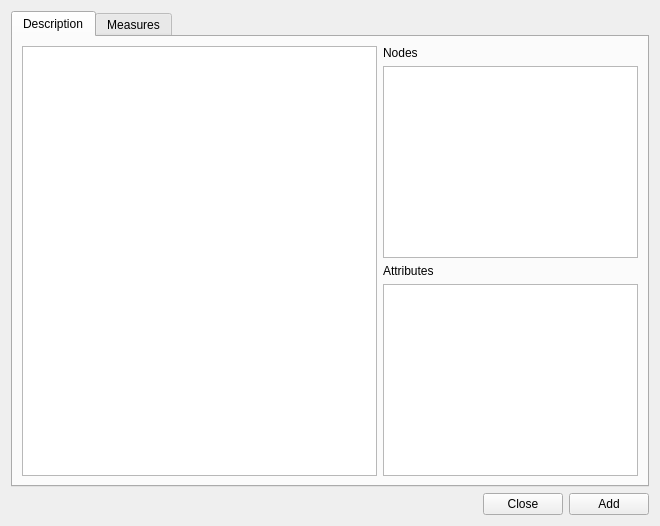
Old version of the form src/Tsunami/AddMeasureForm.ui in the repository maluginp/Tsunami.
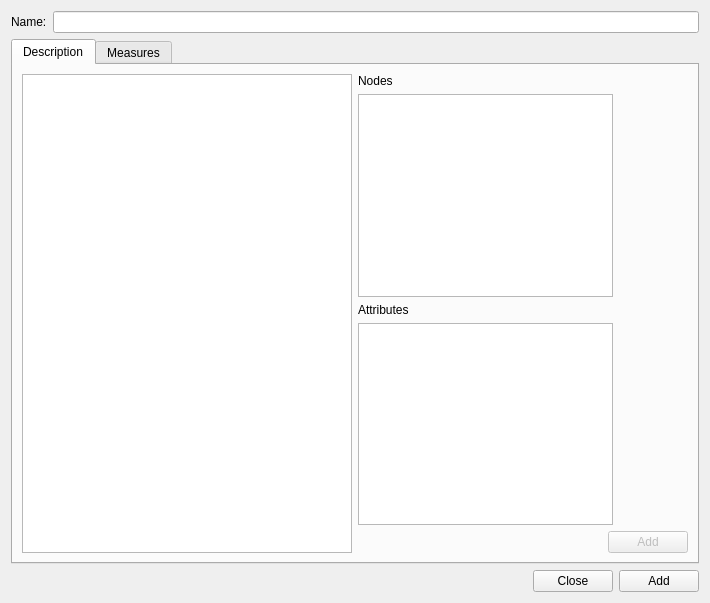
New version of the form.

What changed in the file:
```diff
--- a/src/Tsunami/AddMeasureForm.ui
+++ b/src/Tsunami/AddMeasureForm.ui
@@ -6,8 +6,8 @@
    <rect>
     <x>0</x>
     <y>0</y>
-    <width>660</width>
-    <height>526</height>
+    <width>710</width>
+    <height>603</height>
    </rect>
   </property>
   <property name="windowTitle">
@@ -15,6 +15,20 @@
   </property>
   <layout class="QGridLayout" name="gridLayout">
    <item row="0" column="0">
+    <layout class="QHBoxLayout" name="horizontalLayout_4">
+     <item>
+      <widget class="QLabel" name="label_3">
+       <property name="text">
+        <string>Name:</string>
+       </property>
+      </widget>
+     </item>
+     <item>
+      <widget class="QLineEdit" name="nameMeasureLineEdit"/>
+     </item>
+    </layout>
+   </item>
+   <item row="1" column="0">
     <layout class="QVBoxLayout" name="verticalLayout">
      <item>
       <widget class="QTabWidget" name="measureTabs">
@@ -27,15 +41,13 @@
         </attribute>
         <layout class="QGridLayout" name="gridLayout_2">
          <item row="0" column="0">
-          <layout class="QHBoxLayout" name="horizontalLayout_2">
-           <item>
             <widget class="QTableView" name="headerTableView">
              <attribute name="horizontalHeaderStretchLastSection">
               <bool>true</bool>
              </attribute>
             </widget>
            </item>
-           <item>
+         <item row="0" column="1">
             <layout class="QVBoxLayout" name="verticalLayout_2">
              <item>
               <widget class="QLabel" name="label_2">
@@ -80,6 +92,31 @@
                  <width>255</width>
                  <height>16777215</height>
                 </size>
+             </property>
+            </widget>
+           </item>
+           <item>
+            <layout class="QHBoxLayout" name="horizontalLayout_2">
+             <item>
+              <spacer name="horizontalSpacer_3">
+               <property name="orientation">
+                <enum>Qt::Horizontal</enum>
+               </property>
+               <property name="sizeHint" stdset="0">
+                <size>
+                 <width>40</width>
+                 <height>20</height>
+                </size>
+               </property>
+              </spacer>
+             </item>
+             <item>
+              <widget class="QPushButton" name="addAttributeButton">
+               <property name="enabled">
+                <bool>false</bool>
+               </property>
+               <property name="text">
+                <string>Add</string>
                </property>
               </widget>
              </item>
```
Lines whose indentation alone changed are shown as unchanged.
